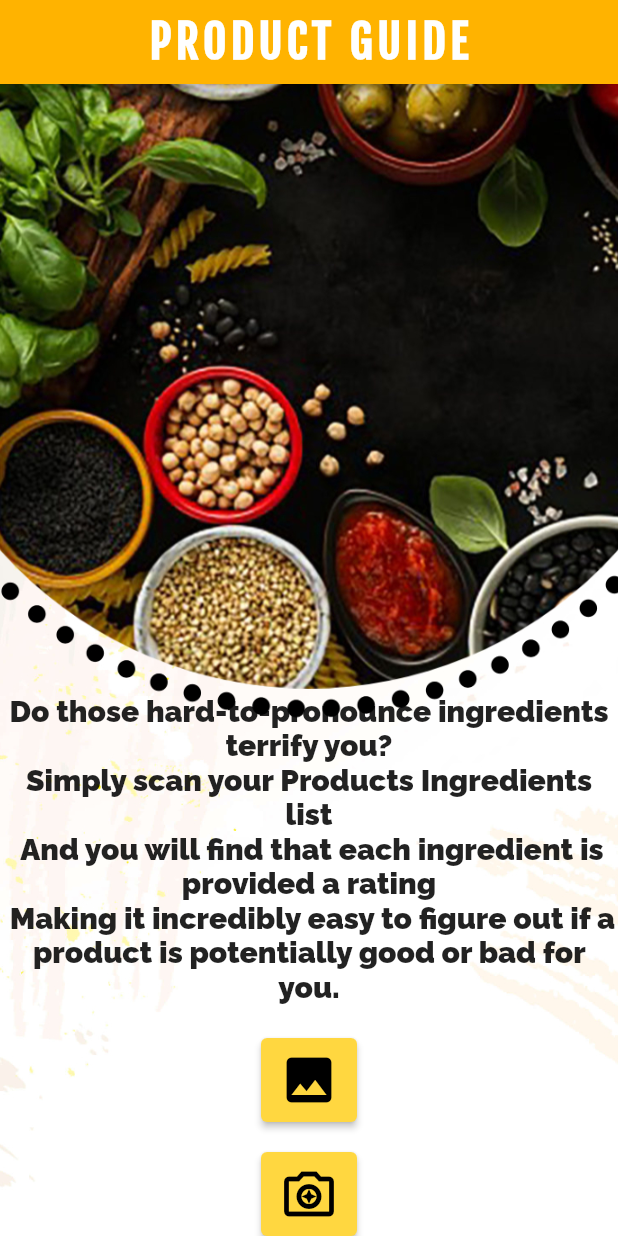
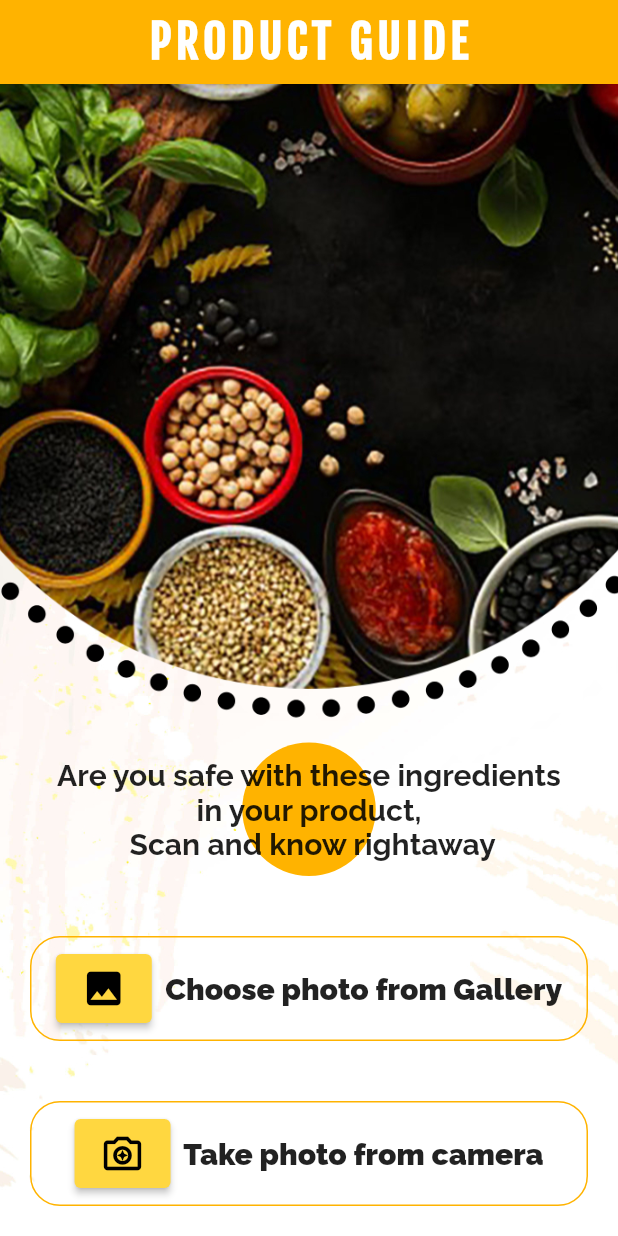
Before and after one commit to VinayakaKS/ProductGuideApp, a Flutter app: the screen it shows after launch, on a phone screen of 412 x 824 dp. Run offline on Flutter 3.47's test engine with Material 2 defaults, Android fonts, the phone set to English and light mode, and no system bars; our stand-ins replace image_picker.

Commit message:
UI changes

```diff
--- a/lib/main.dart
+++ b/lib/main.dart
@@ -1,5 +1,8 @@
+import 'dart:convert';
 import 'dart:io';
+import 'dart:typed_data';
 import 'dart:ui';
+import 'dart:async';
 import 'package:flutter/cupertino.dart';
 import 'package:flutter/material.dart';
 import 'package:image_picker/image_picker.dart';
@@ -59,42 +62,87 @@ class _MyHomePageState extends State<MyHomePage> {
                         fit: BoxFit.cover,
                       ),
                     ),
-                    alignment: Alignment.bottomRight,
+                    alignment: Alignment.center,
                     child: Column(
                       mainAxisAlignment: MainAxisAlignment.end,
                       children: <Widget>[
-                        Center(
+                        Container(
+                            decoration: BoxDecoration(
+                              shape: BoxShape.circle,
+                              color: Colors.amber[600],
+                            ),
+                            padding: EdgeInsets.all(10.0),
+                            margin: EdgeInsets.all(20.0),
                             child: Text(
-                                'Do those hard-to-pronounce ingredients terrify you?\nSimply scan your Products Ingredients list\n And you will find that each ingredient is provided a rating\n Making it incredibly easy to figure out if a product is potentially good or bad for you.\n  ',
+                                'Are you safe with these ingredients in your product,\n Scan and know rightaway',
                                 textAlign: TextAlign.center,
                                 style: TextStyle(
                                     fontSize: 20,
                                     fontStyle: FontStyle.normal,
-                                    fontWeight: FontWeight.w900,
+                                    fontWeight: FontWeight.bold,
                                     fontFamily: 'Raleway'))),
+                        Container(
+                          decoration: BoxDecoration(
+                              border: Border.all(
+                                color: Colors.amber[600],
+                              ),
+                              borderRadius:
+                                  BorderRadius.all(Radius.circular(20))),
+                          padding: EdgeInsets.all(10.0),
+                          margin: EdgeInsets.all(20.0),
+                          child: Row(
+                            mainAxisAlignment: MainAxisAlignment.center,
+                            children: [
                               ElevatedButton(
                                 onPressed: () {
                                   _getFromGallery();
                                 },
-                          child: Icon(Icons.photo, size: 40),
+                                child: Icon(Icons.photo, size: 30),
                                 style: ElevatedButton.styleFrom(
                                     primary: Colors.amberAccent,
                                     onPrimary: Colors.black,
                                     padding: EdgeInsets.all(8.0)),
                               ),
+                              Text('  Choose photo from Gallery',
+                                  style: TextStyle(
+                                      fontSize: 20,
+                                      fontStyle: FontStyle.normal,
+                                      fontWeight: FontWeight.w900,
+                                      fontFamily: 'Raleway'))
+                            ],
+                          ),
+                        ),
                         Container(
-                          height: 20.0,
+                            decoration: BoxDecoration(
+                                border: Border.all(
+                                  color: Colors.amber[600],
                                 ),
+                                borderRadius:
+                                    BorderRadius.all(Radius.circular(20))),
+                            padding: EdgeInsets.all(10.0),
+                            margin: EdgeInsets.all(20.0),
+                            child: Row(
+                              mainAxisAlignment: MainAxisAlignment.center,
+                              children: [
                                 ElevatedButton(
                                   onPressed: () {
                                     _getFromCamera();
                                   },
-                          child: Icon(Icons.camera_enhance_outlined, size: 40),
+                                  child: Icon(Icons.camera_enhance_outlined,
+                                      size: 30),
                                   style: ElevatedButton.styleFrom(
                                       primary: Colors.amberAccent,
                                       onPrimary: Colors.black,
                                       padding: EdgeInsets.all(8.0)),
-                        )
+                                ),
+                                Text('  Take photo from camera',
+                                    style: TextStyle(
+                                        fontSize: 20,
+                                        fontStyle: FontStyle.normal,
+                                        fontWeight: FontWeight.w900,
+                                        fontFamily: 'Raleway'))
+                              ],
+                            )),
                       ],
                     ),
                   )
@@ -189,6 +237,8 @@ class _MyHomePageState extends State<MyHomePage> {
     if (image1 != null) {
       setState(() {
         imageFile = File(image1.path);
+        final bytes = File(image1.path).readAsBytesSync();
+        String image_string = base64Encode(bytes);
       });
     }
   }
@@ -199,12 +249,13 @@ class _MyHomePageState extends State<MyHomePage> {
     if (image1 != null) {
       setState(() {
         imageFile = File(image1.path);
+        final bytes = File(image1.path).readAsBytesSync();
+        String image_string = base64Encode(bytes);
       });
     }
   }
+
+  static String _encodeimage(Uint8List data) {
+    return base64Encode(data);
   }
-
-// in container at last
-// Image.file(
-//                    imageFile,
-//                    fit: BoxFit.cover,
+}
```
Also changed, not shown: lib/safe.dart (added). Lines whose indentation alone changed are shown as unchanged.
